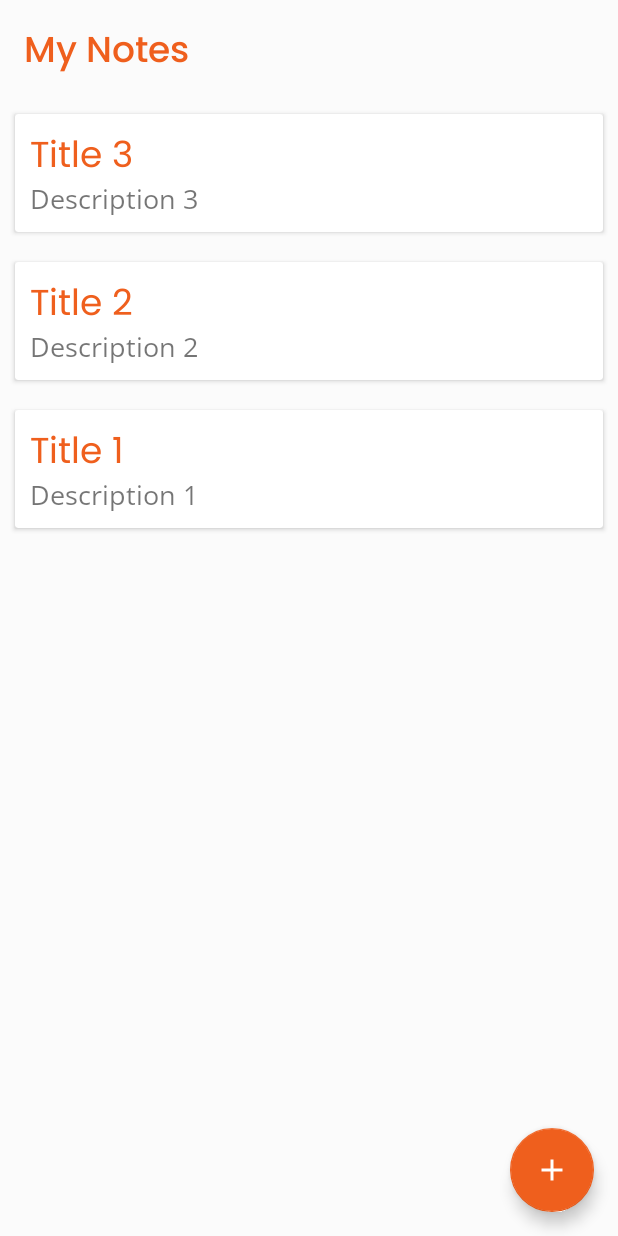
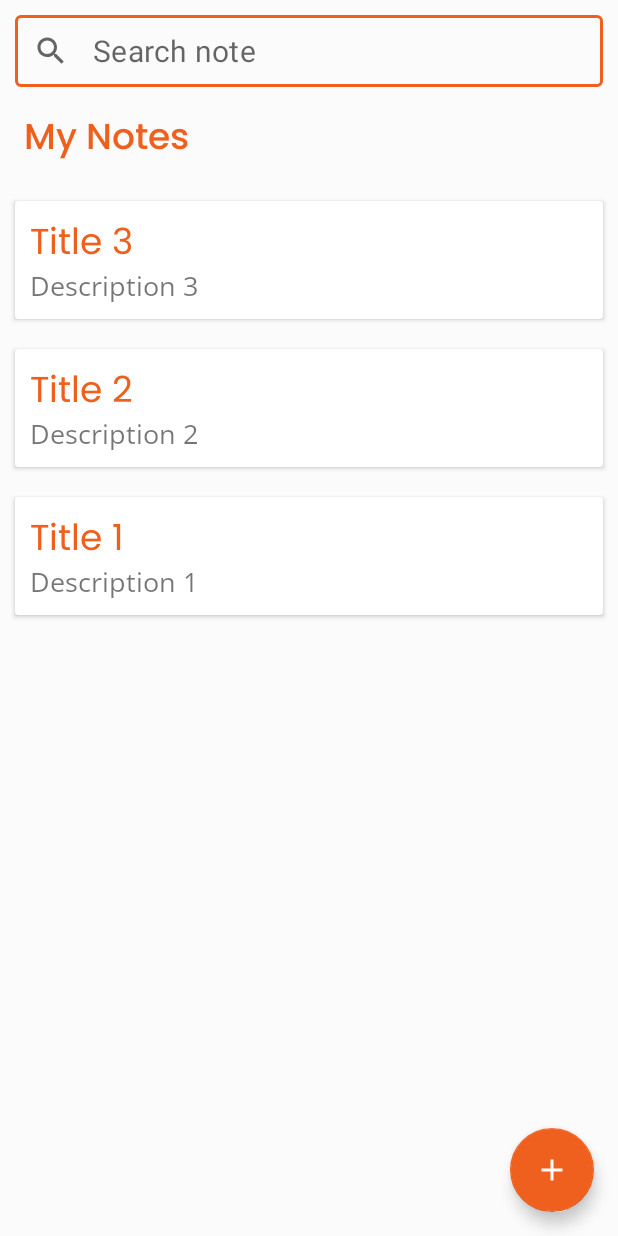
Before and after one commit to Akshaya-Amar/NoteApp, an Android app: the screen it shows after launch (MainActivity), on a phone screen of 412 x 824 dp. Run offline under Robolectric (Android 15) with nearby library versions, the phone set to English and light mode, and no system bars; our stand-ins replace Room's generated code, data binding.

Commit message:
Search functionality implemented

```diff
--- a/app/src/main/java/com/example/roomdatabasemvvm/data/repository/NoteRepository.java
+++ b/app/src/main/java/com/example/roomdatabasemvvm/data/repository/NoteRepository.java
@@ -13,6 +13,7 @@ import java.util.concurrent.ExecutorService;
 import java.util.concurrent.Executors;
 
 public class NoteRepository {
+
     private final NoteDao noteDao;
     private final ExecutorService executorService = Executors.newSingleThreadExecutor();
 
@@ -34,7 +35,7 @@ public class NoteRepository {
     }
 
     public void deleteAllNotes() {
-        noteDao.deleteAllNotes();
+        executorService.execute(() -> noteDao.deleteAllNotes());
     }
 
     public LiveData<List<Note>> getAllNotes() {
--- a/app/src/main/java/com/example/roomdatabasemvvm/view/activity/MainActivity.java
+++ b/app/src/main/java/com/example/roomdatabasemvvm/view/activity/MainActivity.java
@@ -3,6 +3,8 @@ package com.example.roomdatabasemvvm.view.activity;
 import android.content.Intent;
 import android.os.Bundle;
 import android.os.Handler;
+import android.text.Editable;
+import android.text.TextWatcher;
 import android.view.View;
 
 import androidx.activity.result.ActivityResult;
@@ -17,38 +19,58 @@ import androidx.recyclerview.widget.ItemTouchHelper;
 import androidx.recyclerview.widget.LinearLayoutManager;
 import androidx.recyclerview.widget.RecyclerView;
 
+import com.example.roomdatabasemvvm.R;
 import com.example.roomdatabasemvvm.data.database.Note;
-import com.example.roomdatabasemvvm.R;
 import com.example.roomdatabasemvvm.databinding.ActivityMainBinding;
 import com.example.roomdatabasemvvm.view.adapter.NoteAdapter;
 import com.example.roomdatabasemvvm.viewmodel.NoteViewModel;
 import com.google.android.material.snackbar.Snackbar;
 
+import java.util.ArrayList;
+import java.util.List;
+import java.util.Locale;
+
 public class MainActivity extends AppCompatActivity {
 
+    private ActivityMainBinding binding;
     private NoteViewModel noteViewModel;
     private RecyclerView recyclerView;
     private View rootElement;
+    private List<Note> noteList;
+    private NoteAdapter adapter;
 
     @Override
     protected void onCreate(Bundle savedInstanceState) {
         super.onCreate(savedInstanceState);
 
-        ActivityMainBinding binding = DataBindingUtil.setContentView(this, R.layout.activity_main);
-        rootElement = binding.getRoot();
+        binding = DataBindingUtil.setContentView(this, R.layout.activity_main);
+        rootElement = binding.getRoot(); // to get the root element of the layout for usage in Snack bar
 
+        // set up view model
         noteViewModel = new ViewModelProvider(this).get(NoteViewModel.class);
         binding.setNoteViewModel(noteViewModel);
         binding.setLifecycleOwner(this);
 
+        // set up recyclerview
         recyclerView = binding.recyclerView;
         recyclerView.setHasFixedSize(true);
         recyclerView.setLayoutManager(new LinearLayoutManager(this));
 
-        NoteAdapter adapter = new NoteAdapter(this);
+        adapter = new NoteAdapter(this);
         recyclerView.setAdapter(adapter);
 
-        noteViewModel.getAllNotes().observe(this, adapter::setNoteList);
+        // enable swipe function on items to delete note
+        new ItemTouchHelper(itemTouchHelperCallback).attachToRecyclerView(recyclerView);
+
+        // observe live data from view model
+        noteViewModel.getAllNotes().observe(this, notes -> {
+            noteList = notes;
+            adapter.setNoteList(notes);
+        });
+
+        binding.searchTextInputLayout.setEndIconOnClickListener(v -> clearSearchText());
+
+        binding.searchTextInputEditText.addTextChangedListener(createTextWatcher());
 
         adapter.setOnItemClickListener(note -> {
             Intent intent = new Intent(MainActivity.this, NoteActivity.class);
@@ -62,8 +84,9 @@ public class MainActivity extends AppCompatActivity {
             Intent intent = new Intent(MainActivity.this, NoteActivity.class);
             activityResultLauncherAddNote.launch(intent);
         });
+    }
 
-        new ItemTouchHelper(new ItemTouchHelper.SimpleCallback(0, ItemTouchHelper.RIGHT) {
+    ItemTouchHelper.SimpleCallback itemTouchHelperCallback = new ItemTouchHelper.SimpleCallback(0, ItemTouchHelper.RIGHT) {
         @Override
         public boolean onMove(@NonNull RecyclerView recyclerView, @NonNull RecyclerView.ViewHolder viewHolder, @NonNull RecyclerView.ViewHolder target) {
             return false;
@@ -78,7 +101,45 @@ public class MainActivity extends AppCompatActivity {
                     .setAction("Undo", v -> noteViewModel.insert(note))
                     .show();
         }
-        }).attachToRecyclerView(recyclerView);
+    };
+
+    private TextWatcher createTextWatcher() {
+        return new TextWatcher() {
+            @Override
+            public void beforeTextChanged(CharSequence s, int start, int count, int after) {
+
+            }
+
+            @Override
+            public void onTextChanged(CharSequence s, int start, int before, int count) {
+
+            }
+
+            @Override
+            public void afterTextChanged(Editable enteredText) {
+                filter(enteredText.toString());
+            }
+        };
+    }
+
+    private void clearSearchText() {
+        binding.searchTextInputEditText.setText("");
+    }
+
+    private void filter(String enteredText) {
+
+        enteredText = enteredText.toLowerCase(Locale.getDefault());
+
+        ArrayList<Note> filteredList = new ArrayList<>();
+        for (Note note : noteList) {
+            String title = note.getTitle().toLowerCase(Locale.getDefault());
+            String description = note.getDescription().toLowerCase(Locale.getDefault());
+            if (title.contains(enteredText) || description.contains(enteredText)) {
+                filteredList.add(note);
+            }
+        }
+
+        adapter.filterList(filteredList);
     }
 
     private final ActivityResultLauncher<Intent> activityResultLauncherAddNote = registerForActivityResult(
@@ -142,14 +203,15 @@ public class MainActivity extends AppCompatActivity {
     @Override
     protected void onResume() {
         super.onResume();
-        new Handler().postDelayed(new Runnable() {
-            @Override
-            public void run() {
+
+        if (binding.searchTextInputEditText.getText().toString().isEmpty()) {
+            binding.searchTextInputEditText.clearFocus();
+        }
+
+        new Handler().postDelayed(() -> {
             if (recyclerView != null && recyclerView.getAdapter() != null && recyclerView.getAdapter().getItemCount() > 0) {
                 recyclerView.scrollToPosition(0);
             }
-            }
         }, 50);
     }
-
 }
--- a/app/src/main/java/com/example/roomdatabasemvvm/view/adapter/NoteAdapter.java
+++ b/app/src/main/java/com/example/roomdatabasemvvm/view/adapter/NoteAdapter.java
@@ -13,6 +13,7 @@ import com.example.roomdatabasemvvm.data.database.Note;
 import com.example.roomdatabasemvvm.R;
 import com.example.roomdatabasemvvm.databinding.NoteItemBinding;
 
+import java.util.ArrayList;
 import java.util.List;
 
 public class NoteAdapter extends RecyclerView.Adapter<NoteAdapter.ViewHolder> {
@@ -56,6 +57,11 @@ public class NoteAdapter extends RecyclerView.Adapter<NoteAdapter.ViewHolder> {
         return noteList.get(position);
     }
 
+    public void filterList(ArrayList<Note> filteredList) {
+        noteList = filteredList;
+        notifyDataSetChanged();
+    }
+
     class ViewHolder extends RecyclerView.ViewHolder {
 
         private final NoteItemBinding binding;
--- /dev/null
+++ b/app/src/main/res/drawable/baseline_search.xml
@@ -0,0 +1,5 @@
+<vector android:height="24dp" android:tint="#808080"
+    android:viewportHeight="24" android:viewportWidth="24"
+    android:width="24dp" xmlns:android="http://schemas.android.com/apk/res/android">
+    <path android:fillColor="@android:color/white" android:pathData="M15.5,14h-0.79l-0.28,-0.27C15.41,12.59 16,11.11 16,9.5 16,5.91 13.09,3 9.5,3S3,5.91 3,9.5 5.91,16 9.5,16c1.61,0 3.09,-0.59 4.23,-1.57l0.27,0.28v0.79l5,4.99L20.49,19l-4.99,-5zM9.5,14C7.01,14 5,11.99 5,9.5S7.01,5 9.5,5 14,7.01 14,9.5 11.99,14 9.5,14z"/>
+</vector>
--- a/app/src/main/res/layout/activity_main.xml
+++ b/app/src/main/res/layout/activity_main.xml
@@ -12,24 +12,53 @@
 
     <androidx.coordinatorlayout.widget.CoordinatorLayout
         android:layout_width="match_parent"
+        android:layout_height="match_parent"
         android:background="#FBFBFB"
-        android:layout_height="match_parent"
         tools:context=".view.activity.MainActivity">
 
         <RelativeLayout
             android:layout_width="match_parent"
             android:layout_height="match_parent">
 
+            <com.google.android.material.textfield.TextInputLayout
+                android:id="@+id/search_text_input_layout"
+                style="@style/Widget.MaterialComponents.TextInputLayout.OutlinedBox.Dense"
+                android:layout_width="match_parent"
+                android:layout_height="wrap_content"
+                android:layout_margin="10dp"
+                android:gravity="center"
+                app:endIconMode="clear_text"
+                app:endIconTint="@color/orange"
+                app:hintEnabled="false"
+                app:startIconDrawable="@drawable/baseline_search">
+
+                <com.google.android.material.textfield.TextInputEditText
+                    android:id="@+id/search_text_input_edit_text"
+                    android:layout_width="match_parent"
+                    android:layout_height="wrap_content"
+                    android:hint="Search note"
+                    android:inputType="text"
+                    android:maxLines="1"
+                    android:padding="10dp"
+                    android:textColor="@color/black"
+                    android:textSize="20sp" />
+            </com.google.android.material.textfield.TextInputLayout>
+
             <TextView
                 android:id="@+id/my_notes_text_view"
                 android:layout_width="match_parent"
                 android:layout_height="wrap_content"
-                android:layout_margin="16dp"
+                android:layout_below="@+id/search_text_input_layout"
+                android:layout_marginStart="16dp"
+                android:layout_marginTop="6dp"
+                android:layout_marginEnd="16dp"
+                android:layout_marginBottom="16dp"
                 android:fontFamily="@font/poppins_medium"
                 android:includeFontPadding="false"
-                android:text="My Notes"
+                android:text="@{noteViewModel.allNotes.size() != 0 ? @string/my_notes : @string/no_note}"
                 android:textColor="@color/orange"
-                android:textSize="24sp" />
+                android:textSize="24sp"
+                tools:text="@string/my_notes" />
 
             <androidx.recyclerview.widget.RecyclerView
                 android:id="@+id/recycler_view"
@@ -49,6 +78,7 @@
             android:layout_height="wrap_content"
             android:layout_gravity="bottom|end"
             android:layout_margin="16dp"
+            android:contentDescription="@string/add_note"
             android:src="@drawable/baseline_add"
             app:backgroundTint="@color/orange"
             app:tint="@color/white" />
--- a/app/src/main/res/layout/note_item.xml
+++ b/app/src/main/res/layout/note_item.xml
@@ -4,7 +4,6 @@
     xmlns:tools="http://schemas.android.com/tools">
 
     <data>
-
         <variable
             name="noteModel"
             type="com.example.roomdatabasemvvm.data.database.Note" />
@@ -35,6 +34,7 @@
                     android:ellipsize="end"
                     android:fontFamily="@font/poppins"
                     android:includeFontPadding="false"
+                    android:maxLines="1"
                     android:text="@{noteModel.title}"
                     android:textColor="@color/orange"
                     android:textSize="24sp"
--- a/app/src/main/res/values/strings.xml
+++ b/app/src/main/res/values/strings.xml
@@ -1,5 +1,7 @@
 <resources>
     <string name="app_name">RoomDatabaseMVVM</string>
+    <string name="my_notes">My Notes</string>
+    <string name="no_note">No Note</string>
     <string name="add_note">Add Note</string>
     <string name="edit_note">Edit Note</string>
     <string name="title_hint">Enter Title</string>
```
Also changed, not shown: app/src/main/res/layout/activity_note.xml (+12 -3 lines). Lines whose indentation alone changed are shown as unchanged.
